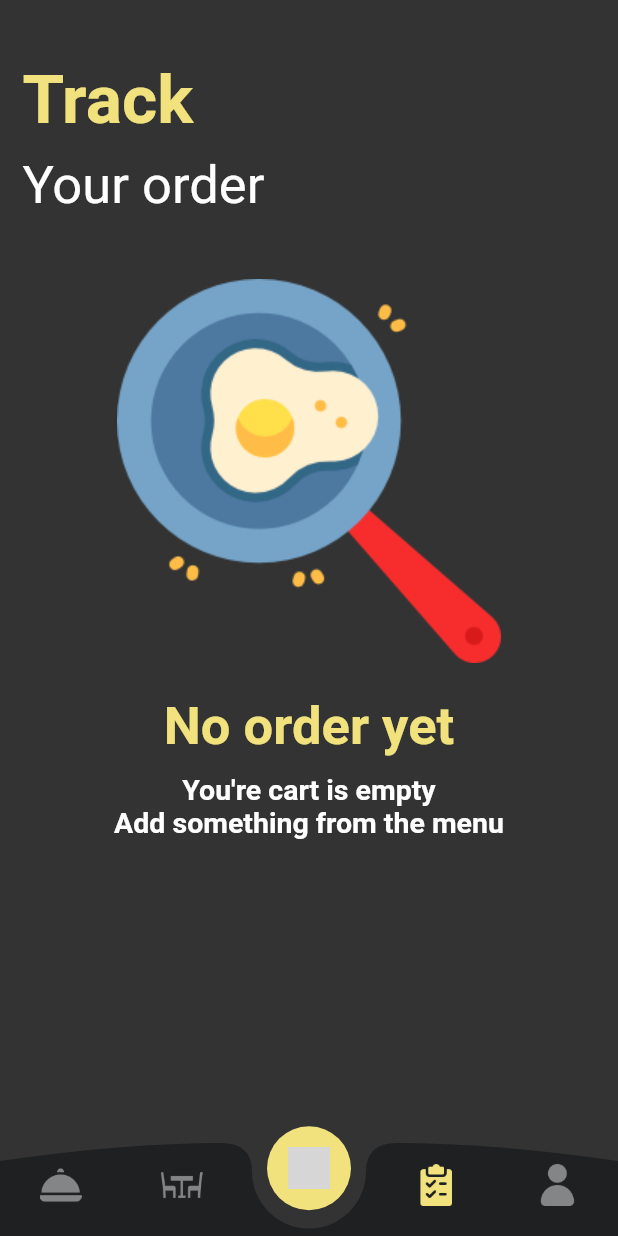
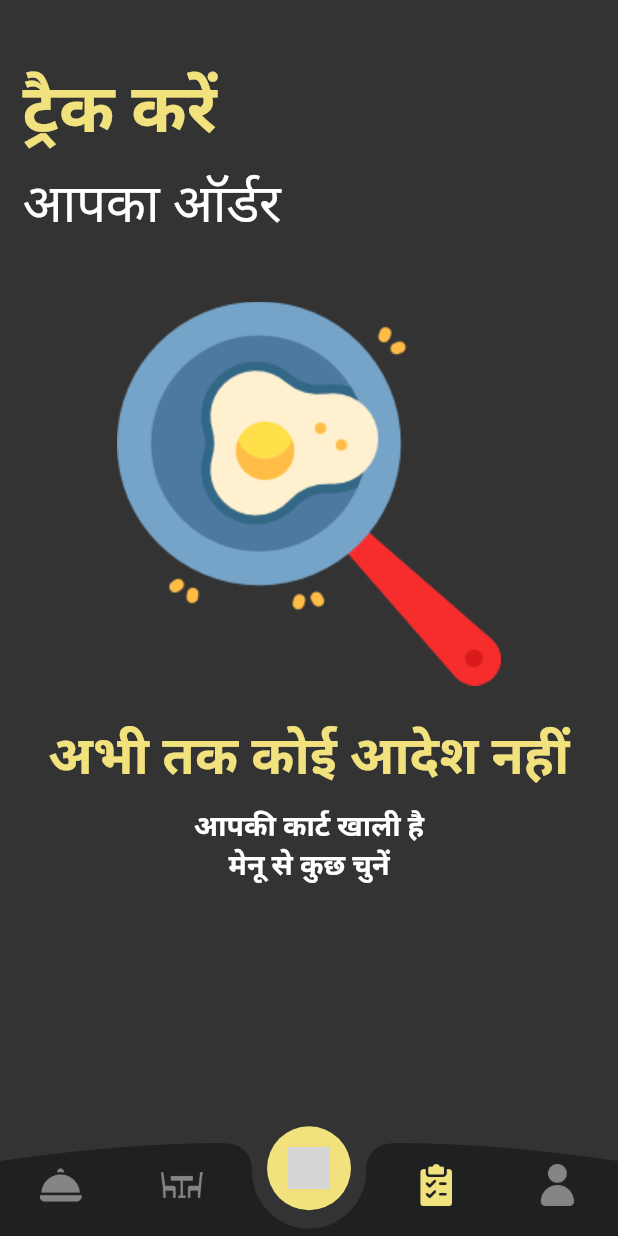
Before and after one commit to yashsawant134/restaurant, a Flutter app: the BottomNavBar screen opened directly, item 3 of the bottom bar chosen, on a phone screen of 412 x 824 dp. Run offline on Flutter 3.47's test engine with Material 2 defaults, Android fonts, the phone set to English and light mode, and no system bars; our stand-ins replace carousel_slider, cloud_firestore, date_picker_timeline, firebase_core, flutter_slidable, flutter_time_picker_spinner and 5 more; missing offline and left inert: adaptive_action_sheet, flutter_qr_bar_scanner, onesignal_flutter; accounts and stored records are empty; grey boxes are pictures that could not be loaded.

Commit message:
Add all my files

```diff
--- a/restaurant/lib/main.dart
+++ b/restaurant/lib/main.dart
@@ -66,7 +66,7 @@ class _MyAppState extends State<MyApp> {
       theme: ThemeData(
         primarySwatch: Colors.yellow,
       ),
-      home: userName==null?AdminHome():BottomNavBar(special),
+      home: userName==null?AdminHome():BottomNavBar(special),  //LoginScreen,AdminHome
     );
   }
 }
--- a/restaurant/lib/screens/ProfileScreen.dart
+++ b/restaurant/lib/screens/ProfileScreen.dart
@@ -7,6 +7,7 @@ import 'package:restaurant/Admin/Screens/AdminHome.dart';
 import 'package:restaurant/BottomNav/BottomNavBar.dart';
 import 'package:restaurant/Constants/Colours.dart';
 import 'package:google_fonts/google_fonts.dart';
+import 'package:restaurant/screens/Home.dart';
 import 'package:shared_preferences/shared_preferences.dart';
 import 'package:http/http.dart';
 import 'package:qr_flutter/qr_flutter.dart';
@@ -65,7 +66,7 @@ class _ProfileScreenState extends State<ProfileScreen> {
                 child: Column(
                   children: [
                     Text(
-                      "Hey",
+                      lang_code=="1" ? "Hi" :"हैलो",
                       style: GoogleFonts.davidLibre(
                           fontSize: 45,
                           color: Colors.white,
--- a/restaurant/lib/screens/TableBooking.dart
+++ b/restaurant/lib/screens/TableBooking.dart
@@ -7,6 +7,7 @@ import 'package:restaurant/Constants/Colours.dart';
 import 'package:adaptive_action_sheet/adaptive_action_sheet.dart';
 import 'package:flutter_time_picker_spinner/flutter_time_picker_spinner.dart';
 import 'package:intl/intl.dart';
+import 'package:restaurant/screens/Home.dart';
 
 class TableBooking extends StatefulWidget {
   TableBooking({Key? key}) : super(key: key);
@@ -1466,7 +1467,7 @@ var tablesList=[];
                         height: 30,
                       ),
                       Text(
-                        "Toyo Eatery",
+                        lang_code=="1" ? "Dynamic Cuisines" :"डायनामिक कुइसिन",
                         style: GoogleFonts.davidLibre(
                             fontSize: 45,
                             color: Colors.white,
@@ -1487,7 +1488,7 @@ var tablesList=[];
                                     BorderRadius.all(Radius.circular(20))),
                             child: Center(
                               child: Text(
-                                "Grand atrium",
+                                lang_code=="1" ? "Grand atrium" :"ग्रैंड एट्रियम",
                                 style: GoogleFonts.davidLibre(
                                     color: Colors.white, fontSize: 18),
                               ),
@@ -1506,7 +1507,7 @@ var tablesList=[];
                             ),
                             child: Center(
                               child: Text(
-                                "Outside",
+                                lang_code=="1" ? "Outside" :"बाहर",
                                 style: GoogleFonts.davidLibre(
                                     color: Colors.white, fontSize: 18),
                               ),
@@ -1551,7 +1552,8 @@ var tablesList=[];
                         SizedBox(
                           height: 12,
                         ),
-                        Text("Schedule a visit",
+                        Text(
+                          lang_code=="1" ? "Schedule a visit" :"यात्रा का समय निर्धारित करें",
                             style: GoogleFonts.davidLibre(
                                 color: Colors.white,
                                 fontSize: 24,
@@ -1609,7 +1611,8 @@ var tablesList=[];
                         ),
                         Row(
                           children: [
-                            Text("How many you are?",
+                            Text(
+                              lang_code=="1" ? "How many are you?" :"आप कितने हैं?",
                                 style: GoogleFonts.davidLibre(
                                     color: Colors.white,
                                     fontSize: 24,
@@ -1696,7 +1699,7 @@ var tablesList=[];
                                     BorderRadius.all(Radius.circular(20))),
                             child: Center(
                                 child: Text(
-                              "Book a table",
+                              lang_code=="1" ? "Book a table" :"तालिका आरक्षित करें",
                               style: GoogleFonts.lato(
                                   color: Colors.black,
                                   fontSize: 20,
@@ -1744,7 +1747,7 @@ var tablesList=[];
                   children: [
                     Icon(Icons.calendar_month_rounded,color:Colours.yellow,size:80),
                     SizedBox(height: 8,),
-                    Text("Are you sure",style:TextStyle(decoration: TextDecoration.none,color: Colors.white,fontSize: 18,fontWeight: FontWeight.w700),),
+                    Text(lang_code=="1" ? "Are you sure ?" :"क्या आप निश्चय करना चाहते हैं ?",style:TextStyle(decoration: TextDecoration.none,color: Colors.white,fontSize: 18,fontWeight: FontWeight.w700),),
                     SizedBox(height: 10,),
                     Text(date +" "+time_now,style:TextStyle(decoration: TextDecoration.none,color: Colors.white,fontSize: 18,fontWeight: FontWeight.w500),)
                   ],
@@ -1771,7 +1774,7 @@ var tablesList=[];
                     height: 50,
                     decoration: BoxDecoration(color: Colours.yellow, borderRadius: BorderRadius.circular(20)),
 
-                    child: Center(child: Text("Yes Book",style:TextStyle(decoration: TextDecoration.none,color: Colours.dark,fontSize: 21,fontWeight: FontWeight.bold),)),
+                    child: Center(child: Text(lang_code=="1" ? "Yes Book" :"आरक्षित करें",style:TextStyle(decoration: TextDecoration.none,color: Colours.dark,fontSize: 21,fontWeight: FontWeight.bold),)),
                   ),
                 ))
               ],
@@ -1805,7 +1808,7 @@ var tablesList=[];
     showAdaptiveActionSheet(
       context: context,
       title: const Text(
-        'Choose preferable date',
+        'Choose preferable date',    //lang_code=="1" ? 'Choose preferable date':'बेहतर तिथि चुनें',
         style: TextStyle(color: Colors.yellow),
       ),
       androidBorderRadius: 30,
--- a/restaurant/lib/screens/wallet.dart
+++ b/restaurant/lib/screens/wallet.dart
@@ -2,6 +2,7 @@ import 'package:cloud_firestore/cloud_firestore.dart';
 import 'package:flutter/material.dart';
 import 'package:restaurant/Constants/Colours.dart';
 import 'package:google_fonts/google_fonts.dart';
+import 'package:restaurant/screens/Home.dart';
 import 'package:restaurant/screens/MenuScreen.dart';
 import 'package:flutter_slidable/flutter_slidable.dart';
 
@@ -13,6 +14,7 @@ class Wallet extends StatefulWidget {
 }
 
 class _WalletState extends State<Wallet> {
+
   @override
   Widget build(BuildContext context) {
     return Container(
@@ -27,7 +29,7 @@ class _WalletState extends State<Wallet> {
               crossAxisAlignment: CrossAxisAlignment.start,
               children: [
                 Text(
-                  "Track",
+                  lang_code=="1" ? "Track" :"ट्रैक करें",
                   style: GoogleFonts.davidLibre(
                       fontSize: 45,
                       color: Colours.yellow,
@@ -37,7 +39,7 @@ class _WalletState extends State<Wallet> {
                   height: 10,
                 ),
                 Text(
-                  "Your order",
+                  lang_code=="1" ? "Your order" :"आपका ऑर्डर",
                   style: GoogleFonts.davidLibre(
                       fontSize: 35,
                       color: Colors.white,
@@ -152,7 +154,7 @@ class _WalletState extends State<Wallet> {
                     ),
 
                     Text(
-                  "No order yet",
+                  lang_code=="1" ? "No order yet" :"अभी तक कोई आदेश नहीं",
                   style: TextStyle(
                       fontSize: 35,
                       color: Colours.yellow,
@@ -160,14 +162,14 @@ class _WalletState extends State<Wallet> {
                 ),
                 SizedBox(height: 10,),
                 Text(
-                  "You're cart is empty",
+                  lang_code=="1" ? "You're cart is empty" :"आपका कार्ट खाली है",
                   style:  TextStyle(
                       fontSize: 19,
                       color: Colors.white,
                       fontWeight: FontWeight.bold),
                 ),
                 Text(
-                  "Add something from the menu",
+                  lang_code=="1" ? "Add something from the menu" :"मेनू से कुछ चुनें",
                   style:  TextStyle(
                       fontSize: 19,
                       color: Colors.white,
@@ -184,7 +186,7 @@ class _WalletState extends State<Wallet> {
                     ),
 
                     Text(
-                  "No order yet",
+                  lang_code=="1" ? "No order yet" :"अभी तक कोई आदेश नहीं",
                   style: TextStyle(
                       fontSize: 35,
                       color: Colours.yellow,
@@ -192,14 +194,14 @@ class _WalletState extends State<Wallet> {
                 ),
                 SizedBox(height: 10,),
                 Text(
-                  "You're cart is empty",
+                  lang_code=="1" ? "You're cart is empty" :"आपकी कार्ट खाली है",
                   style:  TextStyle(
                       fontSize: 19,
                       color: Colors.white,
                       fontWeight: FontWeight.bold),
                 ),
                 Text(
-                  "Add something from the menu",
+                  lang_code=="1" ? "Add something from the menu" :"मेनू से कुछ चुनें",
                   style:  TextStyle(
                       fontSize: 19,
                       color: Colors.white,
```
Also changed, not shown: restaurant/lib/BottomNav/BottomNavBar.dart (+8 -3 lines), restaurant/lib/screens/Home.dart (+25 -9 lines), restaurant/lib/screens/LoginScreen.dart (+71 -19 lines).
